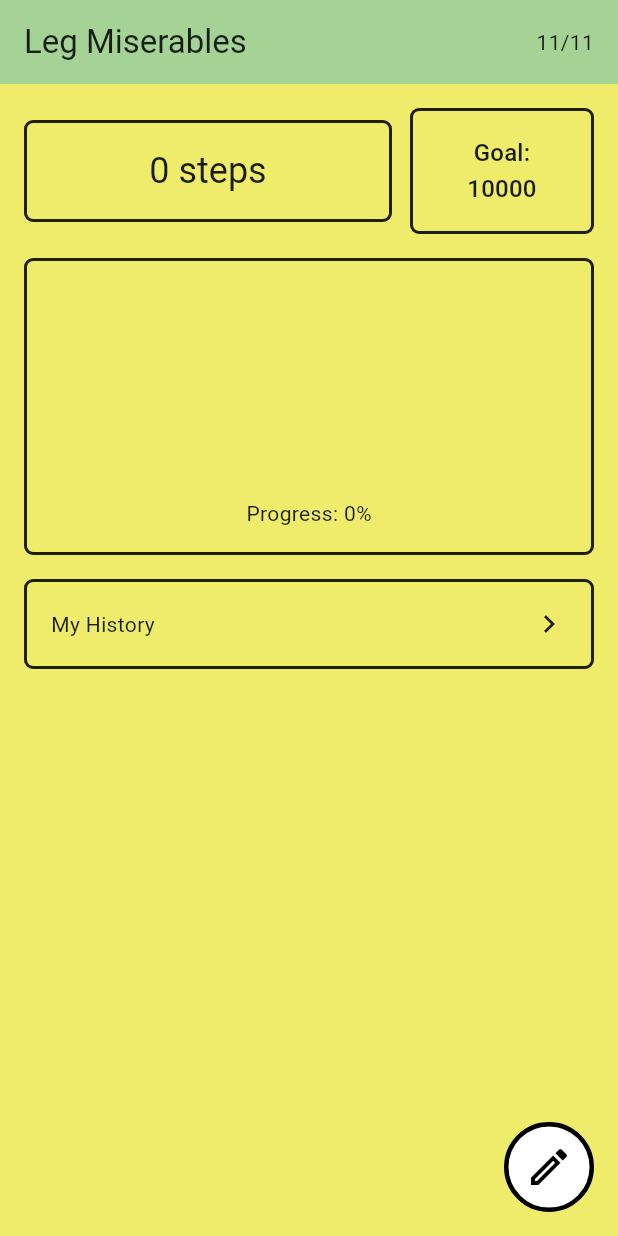
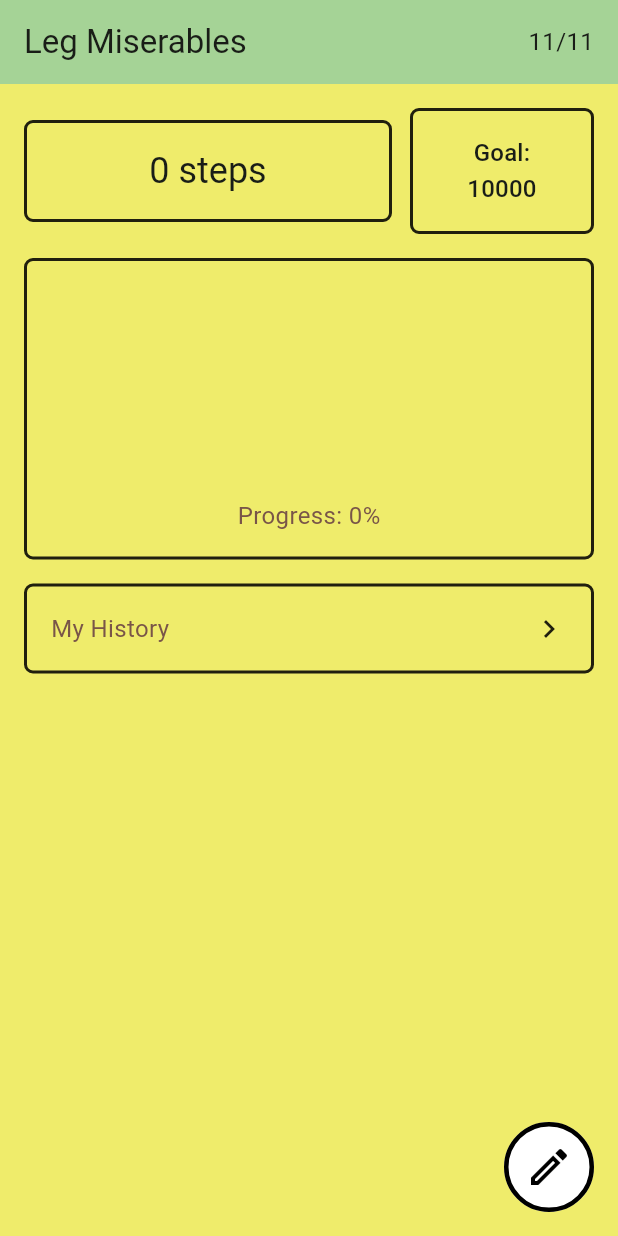
Before and after one commit to ThisIsMeem/leg-miserables, a Flutter app: the screen it shows after launch, on a phone screen of 412 x 824 dp. Run offline on Flutter 3.47's test engine with Material 3 defaults, Android fonts, the phone set to English and light mode, and no system bars; our stand-ins replace fl_chart, pedometer, sqflite, sqflite_common_ffi; accounts and stored records are empty.

Commit message:
Added light theme text

```diff
--- a/lib/main.dart
+++ b/lib/main.dart
@@ -45,6 +45,9 @@ class MyApp extends StatelessWidget {
           outline: const Color(0xff13462d),
           brightness: Brightness.light
           ),
+        textTheme: const TextTheme(
+          bodyMedium: TextStyle(fontSize: 16, color: Colors.brown)
+        )
       ),
       darkTheme: ThemeData(
         colorScheme: .fromSeed(
@@ -188,9 +191,9 @@ class _MyHomePageState extends State<MyHomePage> {
                   border: Border.all(color: Colors.black87, width: 2),
                   borderRadius: BorderRadius.circular(6),
                 ),
-                child: const Row(
+                child: Row(
                   mainAxisAlignment: MainAxisAlignment.spaceBetween,
-                  children: [Text('My History'), Icon(Icons.chevron_right)],
+                  children: [Text('My History', style: Theme.of(context).textTheme.bodyMedium), Icon(Icons.chevron_right)],
                 ),
               ),
             ),
```
